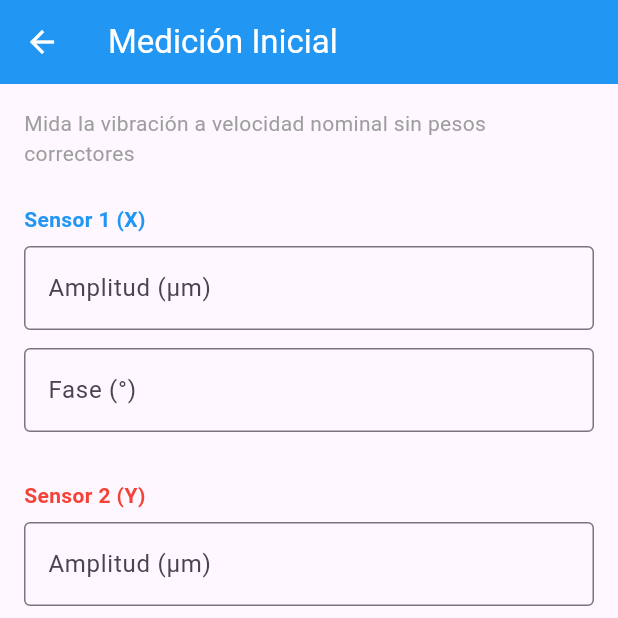
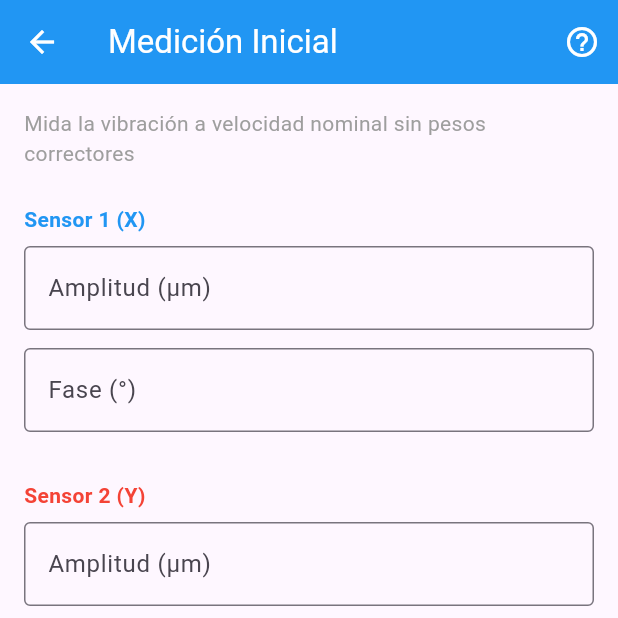
Before and after one commit to a8abhinav02-lgtm/balanceo_app, a Flutter app: the MedicionInicialScreen screen opened by its route, on a phone screen of 412 x 824 dp, the top half of it. Run offline on Flutter 3.47's test engine with Material 3 defaults, Android fonts, the phone set to English and light mode, and no system bars; our stand-ins replace flutter_markdown, pdf, printing, share_plus, shared_preferences; missing offline and left inert: file_saver; accounts and stored records are empty; project files that could hold a hidden picture were left out.

Commit message:
feat: show operation guide help button in all appbar headers

```diff
--- a/lib/screens/medicion_inicial_screen.dart
+++ b/lib/screens/medicion_inicial_screen.dart
@@ -3,6 +3,8 @@ import 'package:provider/provider.dart';
 import '../models/complejo.dart';
 import '../providers/balanceo_provider.dart';
 import '../widgets/polar_plot.dart';
+import 'guia_screen.dart';
+
 
 class MedicionInicialScreen extends StatefulWidget {
   const MedicionInicialScreen({super.key});
@@ -105,7 +107,17 @@ class _MedicionInicialScreenState extends State<MedicionInicialScreen> {
         title: const Text('Medición Inicial'),
         backgroundColor: Colors.blue,
         foregroundColor: Colors.white,
+        actions: [
+          IconButton(
+            icon: const Icon(Icons.help_outline),
+            tooltip: 'Guía de Operación',
+            onPressed: () {
+              Navigator.push(context, MaterialPageRoute(builder: (context) => const GuiaScreen()));
+            },
+          ),
+        ],
       ),
+
       body: Form(
         key: _formKey,
         child: ListView(
```
Also changed, not shown: lib/screens/historial_screen.dart (+12 -0 lines), lib/screens/prueba_coeficientes_screen.dart (+12 -0 lines), lib/screens/resultados_screen.dart (+11 -1 lines).
